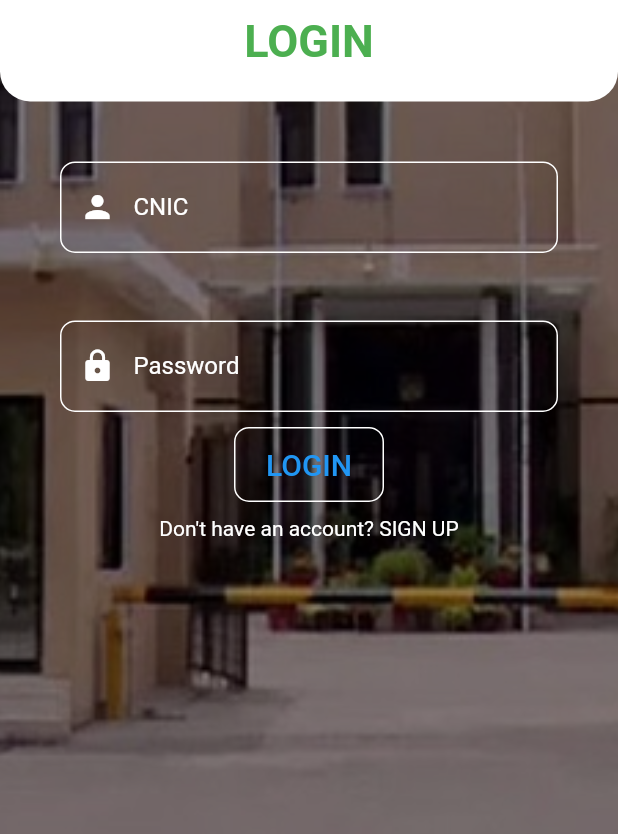
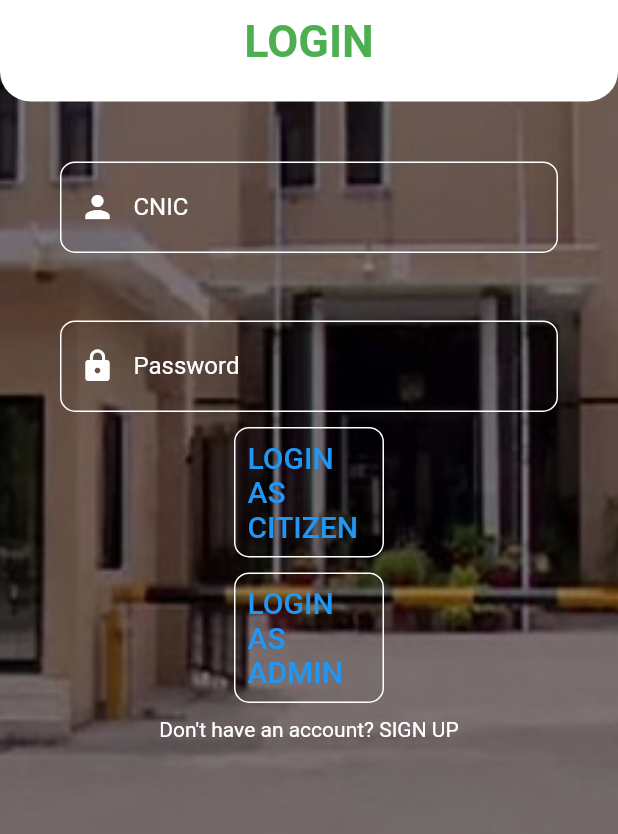
Before and after one commit to aahilalwani25/e-voting-flutter, a Flutter app: the screen it shows after launch, on a phone screen of 412 x 824 dp, the part 393-1227 px from its top. Run offline on Flutter 3.47's test engine with Material 2 defaults, Android fonts, the light colour scheme and no system bars; our stand-ins replace cloud_firestore, firebase_auth, firebase_core, fluttertoast, localstorage; accounts and stored records are empty.

Commit message:
initial commit

```diff
--- a/lib/MVC/Controller/MyLocalStorage.dart
+++ /dev/null
@@ -1,20 +0,0 @@
-import 'package:localstorage/localstorage.dart';
-
-class MyLocalStorage{
-
-  LocalStorage storage= LocalStorage('evoting_app');
-  bool verify(String key){
-    print((storage.getItem(key) ?? null) == true);
-    return (storage.getItem(key)??null)==true;
-  }
-
-
-
-  void set(String key, dynamic value){
-    storage.setItem(key, value);
-  }
-
-  void delete(String key){
-    storage.deleteItem(key);
-  }
-}
--- a/lib/MVC/Model/NewUser.dart
+++ b/lib/MVC/Model/NewUser.dart
@@ -14,4 +14,5 @@ class NewUser {
       required this.active
       }
       );
+
 }
--- a/lib/MVC/View/Login_Screen.dart
+++ b/lib/MVC/View/Login_Screen.dart
@@ -16,19 +16,17 @@ class LoginScreen extends StatefulWidget {
 }
 
 class _LoginScreenState extends State<LoginScreen> {
-
   NewUser? user;
 
-  TextEditingController cnic= TextEditingController();
-  TextEditingController pass= TextEditingController();
+  TextEditingController cnic = TextEditingController();
+  TextEditingController pass = TextEditingController();
   @override
   Widget build(BuildContext context) {
     return Scaffold(
       body: SafeArea(
         child: SingleChildScrollView(
-          child: Column(
-              mainAxisAlignment: MainAxisAlignment.center,
-              children: <Widget>[
+          child: Column(mainAxisAlignment: MainAxisAlignment.center, children: <
+              Widget>[
             Container(
               width: ScreenDimensions.getWidth(context),
               height: ScreenDimensions.getHeight(context),
@@ -51,7 +49,7 @@ class _LoginScreenState extends State<LoginScreen> {
                       borderRadius: BorderRadius.all(Radius.circular(20)),
                     ),
                     width: ScreenDimensions.getWidth(context),
-                        height: ScreenDimensions.getHeight(context)*0.4,
+                    height: ScreenDimensions.getHeight(context) * 0.4,
                     child: Column(
                       mainAxisAlignment: MainAxisAlignment.center,
                       children: [
@@ -62,9 +60,13 @@ class _LoginScreenState extends State<LoginScreen> {
                         ),
                         const Padding(
                           padding: EdgeInsets.all(10.0),
-                              child: Text('LOGIN',
+                          child: Text(
+                            'LOGIN',
                             style: TextStyle(
-                                  color: Colors.green, fontSize: 30, fontWeight: FontWeight.bold),),
+                                color: Colors.green,
+                                fontSize: 30,
+                                fontWeight: FontWeight.bold),
+                          ),
                         )
                       ],
                     ),
@@ -76,8 +78,8 @@ class _LoginScreenState extends State<LoginScreen> {
                     child: Container(
                       decoration: BoxDecoration(
                           border: Border.all(color: Colors.white),
-                            borderRadius: const BorderRadius.all(Radius.circular(10))
-                          ),
+                          borderRadius:
+                              const BorderRadius.all(Radius.circular(10))),
                       child: TextField(
                         controller: cnic,
                         style: const TextStyle(color: Colors.white),
@@ -95,12 +97,13 @@ class _LoginScreenState extends State<LoginScreen> {
                   ),
 
                   Padding(
-                        padding: const EdgeInsets.symmetric(horizontal: 40, vertical: 5),
+                    padding:
+                        const EdgeInsets.symmetric(horizontal: 40, vertical: 5),
                     child: Container(
                       decoration: BoxDecoration(
                           border: Border.all(color: Colors.white),
-                              borderRadius: const BorderRadius.all(Radius.circular(10))
-                          ),
+                          borderRadius:
+                              const BorderRadius.all(Radius.circular(10))),
                       child: TextField(
                         controller: pass,
                         style: const TextStyle(color: Colors.white),
@@ -119,35 +122,70 @@ class _LoginScreenState extends State<LoginScreen> {
                   ),
 
                   Padding(
-                        padding: const EdgeInsets.symmetric(horizontal: 40, vertical: 5),
+                    padding:
+                        const EdgeInsets.symmetric(horizontal: 40, vertical: 5),
                     child: Container(
                         width: 100,
                         decoration: BoxDecoration(
                           border: Border.all(color: Colors.white),
-                              borderRadius: const BorderRadius.all(Radius.circular(10)),
+                          borderRadius:
+                              const BorderRadius.all(Radius.circular(10)),
                         ),
                         child: TextButton(
                           onPressed: () {
                             //login code
-                              LoginController.getLogin(cnic.text, pass.text, context);
+                            LoginController.getLogin(
+                                cnic.text, pass.text, context);
                             //LoginController.getLogin(cnic.text, pass.text);
-                            }, child: const Text('LOGIN', style: TextStyle(fontSize: 20),),
-
-                          )
+                          },
+                          child: const Text(
+                            'LOGIN AS CITIZEN',
+                            style: TextStyle(fontSize: 20),
                           ),
+                        )),
                   ),
 
                   Padding(
-                        padding: const EdgeInsets.symmetric(horizontal: 40, vertical: 5),
+                    padding:
+                        const EdgeInsets.symmetric(horizontal: 40, vertical: 5),
+                    child: Container(
+                        width: 100,
+                        decoration: BoxDecoration(
+                          border: Border.all(color: Colors.white),
+                          borderRadius:
+                              const BorderRadius.all(Radius.circular(10)),
+                        ),
+                        child: TextButton(
+                          onPressed: () {
+                            //login code
+                            LoginController.loginAsAdmin(
+                                cnic.text, pass.text, context);
+                            //LoginController.getLogin(cnic.text, pass.text);
+                          },
+                          child: const Text(
+                            'LOGIN AS ADMIN',
+                            style: TextStyle(fontSize: 20),
+                          ),
+                        )),
+                  ),
+
+                  Padding(
+                    padding:
+                        const EdgeInsets.symmetric(horizontal: 40, vertical: 5),
                     child: Row(
                       mainAxisAlignment: MainAxisAlignment.center,
                       children: [
-                            const Text('Don\'t have an account? ', style: TextStyle(color: Colors.white)),
+                        const Text('Don\'t have an account? ',
+                            style: TextStyle(color: Colors.white)),
                         InkWell(
-                              child: const Text('SIGN UP', style: TextStyle(color: Colors.white)),
-                              onTap: (){
-                                Navigator.push(context,
-                                    MaterialPageRoute(builder: (builder)=>const SignupScreen()));
+                          child: const Text('SIGN UP',
+                              style: TextStyle(color: Colors.white)),
+                          onTap: () {
+                            Navigator.push(
+                                context,
+                                MaterialPageRoute(
+                                    builder: (builder) =>
+                                        const SignupScreen()));
                           },
                         ),
                       ],
@@ -155,7 +193,6 @@ class _LoginScreenState extends State<LoginScreen> {
                   )
                 ],
               ),
-
             ),
           ]),
         ),
```
Also changed, not shown: lib/MVC/Controller/Login_Controller.dart (+38 -3 lines), lib/MVC/Controller/Signup_Controller.dart (+31 -4 lines), lib/MVC/View/Request_Poll_Screen.dart (+19 -3 lines), lib/MVC/View/Signup_Screen.dart (+28 -0 lines), lib/main.dart (+3 -5 lines). Lines whose indentation alone changed are shown as unchanged.
